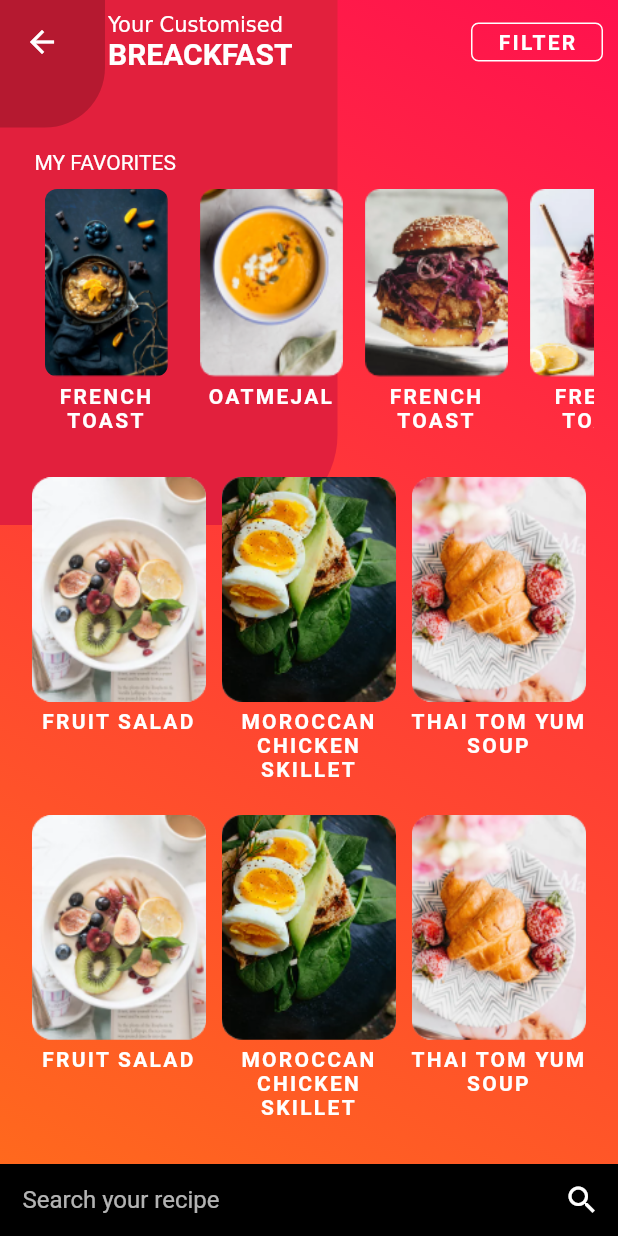
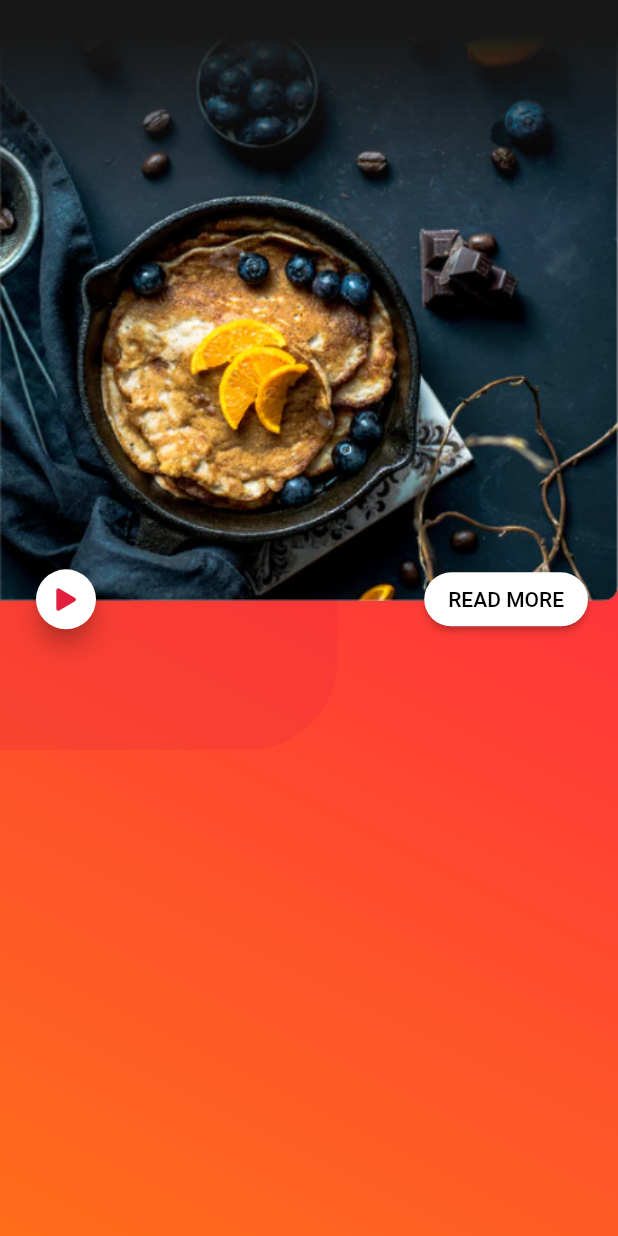
Before and after one commit to edalvb/recipe, a Flutter app: the BreackfastPage screen opened by its route, after a tap on "FRENCH TOAST", on a phone screen of 412 x 824 dp. Run offline on Flutter 3.47's test engine with Material 2 defaults, Android fonts, the phone set to English and light mode, and no system bars; our stand-ins replace font_awesome_flutter.

Commit message:
Pantalla de detalles 1 de 2

```diff
--- a/lib/main.dart
+++ b/lib/main.dart
@@ -1,5 +1,6 @@
 import 'package:flutter/material.dart';
 import 'package:recipe/ui/pages/breackfast_page.dart';
+import 'package:recipe/ui/pages/dish_details.dart';
 import 'package:recipe/ui/pages/home_page.dart';
 
 void main() => runApp(MyApp());
@@ -24,6 +25,7 @@ class MyApp extends StatelessWidget {
       routes: {
         "/": (context) => HomePage(),
         "/breackfast_page": (context) => BreackfastPage(),
+        "/dish_details_page": (context) => DishDetailsPage(),
       },
     );
   }
--- a/lib/ui/pages/breackfast_page.dart
+++ b/lib/ui/pages/breackfast_page.dart
@@ -87,7 +87,7 @@ class _BreackfastPageState extends State<BreackfastPage> {
                         text: "FRENCH TOAST",
                         assetPath: "assets/images/favorites/favorite1.png",
                         onTap: () {
-                          print("hola");
+                          _showDishDetails(context);
                         },
                       ),
                       FavoriteWidget(
@@ -174,6 +174,10 @@ class _BreackfastPageState extends State<BreackfastPage> {
   _requestSearch(String word) {
     print(word);
   }
+
+  void _showDishDetails(BuildContext context) {
+    Navigator.pushNamed(context, "/dish_details_page");
+  }
 }
 
 class FavoriteWidget extends StatelessWidget {
--- /dev/null
+++ b/lib/ui/pages/dish_details.dart
@@ -0,0 +1,73 @@
+import 'package:flutter/cupertino.dart';
+import 'package:flutter/material.dart';
+import 'package:font_awesome_flutter/font_awesome_flutter.dart';
+
+class DishDetailsPage extends StatelessWidget {
+  @override
+  Widget build(BuildContext context) {
+    return Scaffold(
+      body: Stack(
+        children: [
+          Container(
+            height: double.infinity,
+            width: double.infinity,
+            decoration: BoxDecoration(
+                gradient: LinearGradient(
+                    colors: [Color(0xFFFF114E), Color(0xFFFF6D1B)],
+                    begin: Alignment.topRight,
+                    end: Alignment.bottomLeft)),
+          ),
+          Positioned(
+              top: 250,
+              child: Container(
+                height: 250,
+                width: 225,
+                decoration: BoxDecoration(
+                    color: Color(0xFFE2203D).withOpacity(0.22),
+                    borderRadius:
+                        BorderRadius.only(bottomRight: Radius.circular(60))),
+              )),
+          Column(
+            children: [
+              Image.asset("assets/images/Recipe-01.png"),
+              Transform.translate(
+                offset: Offset(0, -25),
+                child: Row(
+                  mainAxisAlignment: MainAxisAlignment.spaceBetween,
+                  children: [
+                    Padding(
+                      padding: const EdgeInsets.only(left: 20),
+                      child: FloatingActionButton(
+                        mini: true,
+                        backgroundColor: Colors.white,
+                        foregroundColor: Color(0xFFE2203D),
+                        child: Icon(
+                          FontAwesomeIcons.play,
+                          size: 15,
+                        ),
+                      ),
+                    ),
+                    Padding(
+                      padding: const EdgeInsets.only(right: 20),
+                      child: ElevatedButton(
+                        style: ElevatedButton.styleFrom(
+                          primary: Colors.white,
+                          onPrimary: Colors.black,
+                          shape: RoundedRectangleBorder(
+                            borderRadius: BorderRadius.circular(20.0),
+                          ),
+                        ),
+                        child: Text("READ MORE"),
+                        onPressed: () {},
+                      ),
+                    )
+                  ],
+                ),
+              )
+            ],
+          ),
+        ],
+      ),
+    );
+  }
+}
```
Also changed, not shown: pubspec.lock.
